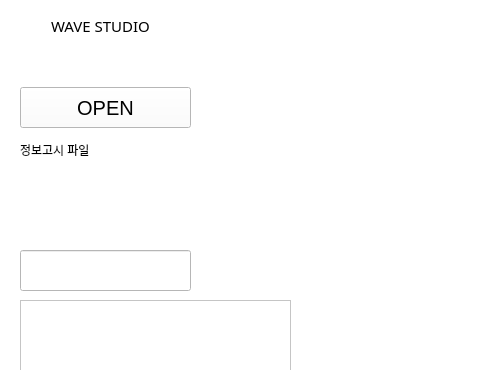
The window that ui_imageMaking.ui (suni1015/ImageMaking) describes before a commit, drawn with Qt 5; both pictures show x 0 to 480 and y 0 to 370 of the 793 by 751 pixel window.
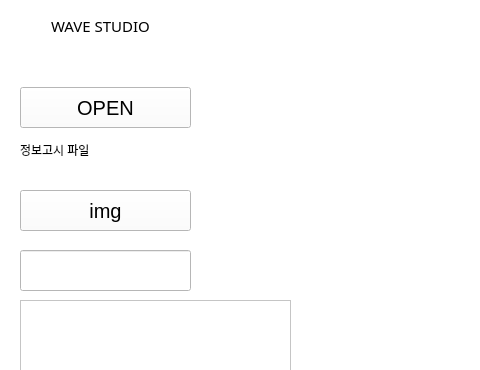
The same window after the commit.

```diff
--- a/ui_imageMaking.ui
+++ b/ui_imageMaking.ui
@@ -127,6 +127,28 @@
      <set>Qt::AlignCenter</set>
     </property>
    </widget>
+   <widget class="QPushButton" name="btn_file_img">
+    <property name="geometry">
+     <rect>
+      <x>20</x>
+      <y>190</y>
+      <width>171</width>
+      <height>41</height>
+     </rect>
+    </property>
+    <property name="font">
+     <font>
+      <family>Arial</family>
+      <pointsize>15</pointsize>
+     </font>
+    </property>
+    <property name="toolTip">
+     <string extracomment="Select excel file"/>
+    </property>
+    <property name="text">
+     <string>img</string>
+    </property>
+   </widget>
   </widget>
   <widget class="QMenuBar" name="menubar">
    <property name="geometry">
```
